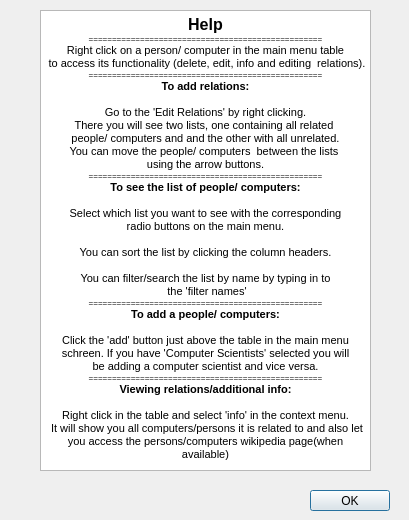
Above: helpwindow.ui from hrafnkelli14/Verklegt-verkefni-3 before the change. Below: the same form after it.
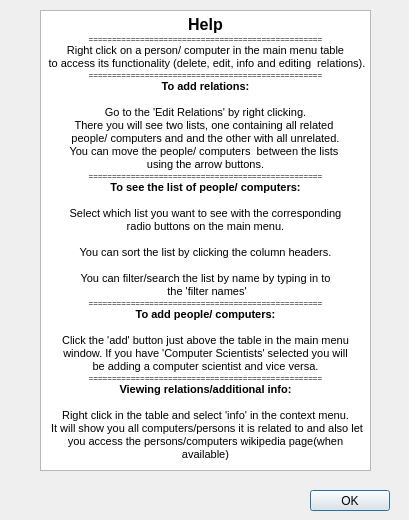
That is the form after the change.

Commit message: whats a schreen?

The edit to the form file:
```diff
--- a/helpwindow.ui
+++ b/helpwindow.ui
@@ -49,10 +49,10 @@
 &lt;p align=&quot;center&quot; style=&quot; margin-top:0px; margin-bottom:0px; margin-left:0px; margin-right:0px; -qt-block-indent:0; text-indent:0px;&quot;&gt;&lt;span style=&quot; font-size:8pt;&quot;&gt;You can filter/search the list by name by typing in to&lt;/span&gt;&lt;/p&gt;
 &lt;p align=&quot;center&quot; style=&quot; margin-top:0px; margin-bottom:0px; margin-left:0px; margin-right:0px; -qt-block-indent:0; text-indent:0px;&quot;&gt;&lt;span style=&quot; font-size:8pt;&quot;&gt; the 'filter names'&lt;/span&gt;&lt;/p&gt;
 &lt;p align=&quot;center&quot; style=&quot; margin-top:0px; margin-bottom:0px; margin-left:0px; margin-right:0px; -qt-block-indent:0; text-indent:0px;&quot;&gt;&lt;span style=&quot; font-size:6pt;&quot;&gt;==================================================&lt;/span&gt;&lt;/p&gt;
-&lt;p align=&quot;center&quot; style=&quot; margin-top:0px; margin-bottom:0px; margin-left:0px; margin-right:0px; -qt-block-indent:0; text-indent:0px;&quot;&gt;&lt;span style=&quot; font-size:8pt; font-weight:600;&quot;&gt;To add a people/ computers:&lt;/span&gt;&lt;/p&gt;
+&lt;p align=&quot;center&quot; style=&quot; margin-top:0px; margin-bottom:0px; margin-left:0px; margin-right:0px; -qt-block-indent:0; text-indent:0px;&quot;&gt;&lt;span style=&quot; font-size:8pt; font-weight:600;&quot;&gt;To add people/ computers:&lt;/span&gt;&lt;/p&gt;
 &lt;p align=&quot;center&quot; style=&quot;-qt-paragraph-type:empty; margin-top:0px; margin-bottom:0px; margin-left:0px; margin-right:0px; -qt-block-indent:0; text-indent:0px; font-size:8pt;&quot;&gt;&lt;br /&gt;&lt;/p&gt;
 &lt;p align=&quot;center&quot; style=&quot; margin-top:0px; margin-bottom:0px; margin-left:0px; margin-right:0px; -qt-block-indent:0; text-indent:0px;&quot;&gt;&lt;span style=&quot; font-size:8pt;&quot;&gt;Click the 'add' button just above the table in the main menu&lt;/span&gt;&lt;/p&gt;
-&lt;p align=&quot;center&quot; style=&quot; margin-top:0px; margin-bottom:0px; margin-left:0px; margin-right:0px; -qt-block-indent:0; text-indent:0px;&quot;&gt;&lt;span style=&quot; font-size:8pt;&quot;&gt;schreen. If you have 'Computer Scientists' selected you will&lt;/span&gt;&lt;/p&gt;
+&lt;p align=&quot;center&quot; style=&quot; margin-top:0px; margin-bottom:0px; margin-left:0px; margin-right:0px; -qt-block-indent:0; text-indent:0px;&quot;&gt;&lt;span style=&quot; font-size:8pt;&quot;&gt;window. If you have 'Computer Scientists' selected you will&lt;/span&gt;&lt;/p&gt;
 &lt;p align=&quot;center&quot; style=&quot; margin-top:0px; margin-bottom:0px; margin-left:0px; margin-right:0px; -qt-block-indent:0; text-indent:0px;&quot;&gt;&lt;span style=&quot; font-size:8pt;&quot;&gt;be adding a computer scientist and vice versa.&lt;/span&gt;&lt;/p&gt;
 &lt;p align=&quot;center&quot; style=&quot; margin-top:0px; margin-bottom:0px; margin-left:0px; margin-right:0px; -qt-block-indent:0; text-indent:0px;&quot;&gt;&lt;span style=&quot; font-size:6pt;&quot;&gt;==================================================&lt;/span&gt;&lt;/p&gt;
 &lt;p align=&quot;center&quot; style=&quot; margin-top:0px; margin-bottom:0px; margin-left:0px; margin-right:0px; -qt-block-indent:0; text-indent:0px;&quot;&gt;&lt;span style=&quot; font-size:8pt; font-weight:600;&quot;&gt;Viewing relations/additional info:&lt;/span&gt;&lt;/p&gt;
```
